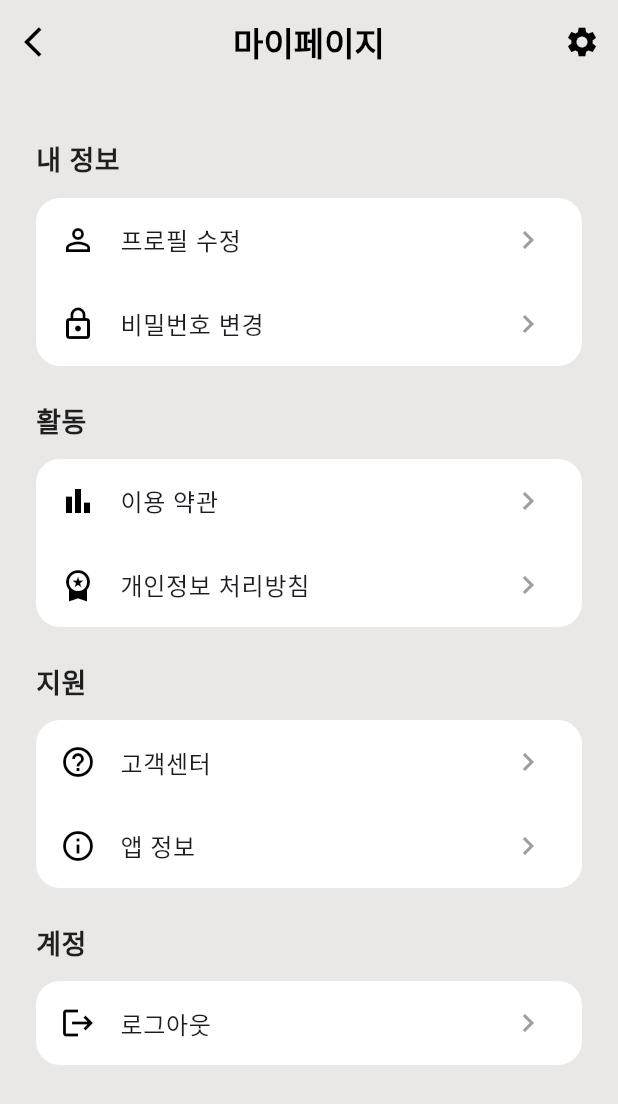
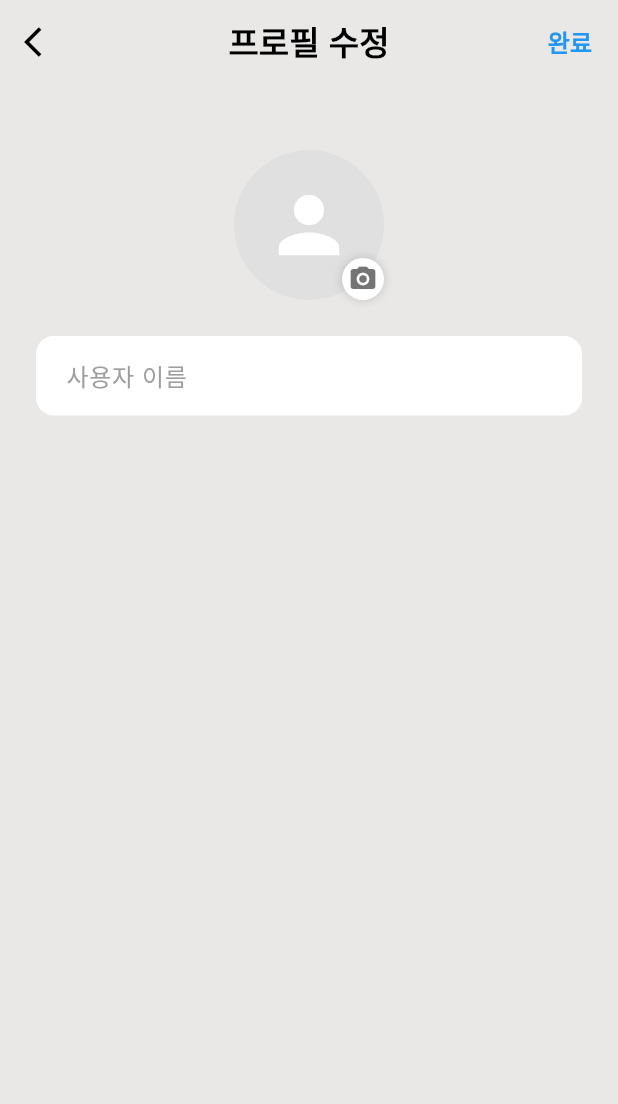
Before and after one commit to dellyu03/uphill, a Flutter app: the ProfileScreen screen opened directly, scrolled down 258 dp, after a tap on "프로필 수정", on a phone screen of 412 x 824 dp. Shown: the top 1104 px of the screen. Run offline on Flutter 3.47's test engine with Material 3 defaults, Android fonts, the light colour scheme and no system bars; our stand-ins replace camera, firebase_auth, firebase_core, google_fonts, google_sign_in, permission_handler and 1 more; accounts and stored records are empty.

Commit message:
feat : 프로필 페이지에서 프로필 수정 버튼을 누르면 사용자 이름고 사진을 수정 할 수 있는 페이지 생성 그 수정된 데이터를 더미 데이터와 연결 성공

```diff
--- /dev/null
+++ b/uphill/lib/screens/profile_edit_screen.dart
@@ -0,0 +1,165 @@
+import 'package:flutter/material.dart';
+import '../theme/app_theme.dart';
+import '../services/dummy_auth_service.dart';
+
+class ProfileEditScreen extends StatefulWidget {
+  const ProfileEditScreen({super.key});
+
+  @override
+  State<ProfileEditScreen> createState() => _ProfileEditScreenState();
+}
+
+class _ProfileEditScreenState extends State<ProfileEditScreen> {
+  final _nameController = TextEditingController();
+  final _authService = DummyAuthService(); // Assuming this is where we get data
+  String? _profileImageUrl;
+
+  @override
+  void initState() {
+    super.initState();
+    final userInfo = _authService.userInfo;
+    _nameController.text = userInfo?['name'] ?? '';
+    _profileImageUrl = userInfo?['picture'];
+  }
+
+  @override
+  void dispose() {
+    _nameController.dispose();
+    super.dispose();
+  }
+
+  @override
+  Widget build(BuildContext context) {
+    final colors = Theme.of(context).extension<UphillColors>()!;
+
+    return Scaffold(
+      backgroundColor: colors.bgMain,
+      appBar: AppBar(
+        backgroundColor: Colors.transparent,
+        elevation: 0,
+        leading: IconButton(
+          icon: const Icon(Icons.arrow_back_ios, color: Colors.black),
+          onPressed: () => Navigator.pop(context),
+        ),
+        title: const Text(
+          '프로필 수정',
+          style: TextStyle(color: Colors.black, fontWeight: FontWeight.bold),
+        ),
+        centerTitle: true,
+        actions: [
+          TextButton(
+            onPressed: () async {
+              await _authService.updateProfile(
+                name: _nameController.text.trim(),
+                picture:
+                    _profileImageUrl, // Send current (or updated) image URL
+              );
+              if (context.mounted) {
+                Navigator.pop(context);
+              }
+            },
+            child: const Text(
+              '완료',
+              style: TextStyle(
+                color: Colors.blue, // Or use a theme color
+                fontWeight: FontWeight.bold,
+                fontSize: 16,
+              ),
+            ),
+          ),
+        ],
+      ),
+      body: SingleChildScrollView(
+        padding: const EdgeInsets.all(24.0),
+        child: Column(
+          children: [
+            const SizedBox(height: 20),
+            Center(
+              child: Stack(
+                children: [
+                  Container(
+                    width: 100,
+                    height: 100,
+                    decoration: BoxDecoration(
+                      color: Colors.grey[300],
+                      shape: BoxShape.circle,
+                    ),
+                    child: _profileImageUrl != null
+                        ? ClipOval(
+                            child: Image.network(
+                              _profileImageUrl!,
+                              width: 100,
+                              height: 100,
+                              fit: BoxFit.cover,
+                              errorBuilder: (context, error, stackTrace) {
+                                return const Icon(
+                                  Icons.person,
+                                  size: 60,
+                                  color: Colors.white,
+                                );
+                              },
+                            ),
+                          )
+                        : const Icon(
+                            Icons.person,
+                            size: 60,
+                            color: Colors.white,
+                          ),
+                  ),
+                  Positioned(
+                    bottom: 0,
+                    right: 0,
+                    child: Container(
+                      padding: const EdgeInsets.all(4),
+                      decoration: const BoxDecoration(
+                        color: Colors.white,
+                        shape: BoxShape.circle,
+                        boxShadow: [
+                          BoxShadow(
+                            color: Colors.black12,
+                            blurRadius: 4,
+                            spreadRadius: 1,
+                          ),
+                        ],
+                      ),
+                      child: const Icon(
+                        Icons.camera_alt,
+                        size: 20,
+                        color: Colors.black54,
+                      ),
+                    ),
+                  ),
+                ],
+              ),
+            ),
+            const SizedBox(height: 24), // Spacing
+            TextField(
+              controller: _nameController,
+              cursorColor: Colors.black,
+              decoration: InputDecoration(
+                labelText: '사용자 이름',
+                labelStyle: const TextStyle(color: Colors.grey),
+                floatingLabelStyle: const TextStyle(color: Colors.black),
+                hintText: '이름을 입력하세요',
+                border: OutlineInputBorder(
+                  borderRadius: BorderRadius.circular(12),
+                  borderSide: BorderSide.none,
+                ),
+                focusedBorder: OutlineInputBorder(
+                  borderRadius: BorderRadius.circular(12),
+                  borderSide: BorderSide.none,
+                ),
+                filled: true,
+                fillColor: Colors.white,
+                contentPadding: const EdgeInsets.symmetric(
+                  horizontal: 16,
+                  vertical: 14,
+                ),
+              ),
+            ),
+          ],
+        ),
+      ),
+    );
+  }
+}
--- a/uphill/lib/screens/profile_screen.dart
+++ b/uphill/lib/screens/profile_screen.dart
@@ -2,10 +2,16 @@ import 'package:flutter/material.dart';
 import '../theme/app_theme.dart';
 import '../services/dummy_auth_service.dart';
 import 'onboarding/login_screen.dart';
+import 'profile_edit_screen.dart';
 
-class ProfileScreen extends StatelessWidget {
+class ProfileScreen extends StatefulWidget {
   const ProfileScreen({super.key});
 
+  @override
+  State<ProfileScreen> createState() => _ProfileScreenState();
+}
+
+class _ProfileScreenState extends State<ProfileScreen> {
   @override
   Widget build(BuildContext context) {
     final colors = Theme.of(context).extension<UphillColors>()!;
@@ -18,22 +24,13 @@ class ProfileScreen extends StatelessWidget {
         surfaceTintColor: Colors.transparent,
         backgroundColor: Colors.transparent,
         elevation: 0,
-        leading: IconButton(
-          icon: const Icon(Icons.arrow_back_ios, color: Colors.black),
-          onPressed: () => Navigator.pop(context),
-        ),
         title: const Text(
           '마이페이지',
           style: TextStyle(color: Colors.black, fontWeight: FontWeight.bold),
         ),
         centerTitle: true,
-        actions: [
-          IconButton(
-            icon: const Icon(Icons.settings, color: Colors.black),
-            onPressed: () {},
-          ),
-        ],
       ),
+
       body: SingleChildScrollView(
         padding: const EdgeInsets.all(24.0),
         child: Column(
@@ -94,7 +91,20 @@ class ProfileScreen extends StatelessWidget {
             ),
             const SizedBox(height: 48),
             _buildSection('내 정보', [
-              _buildListTile(Icons.person_outline, '프로필 수정'),
+              _buildListTile(
+                Icons.person_outline,
+                '프로필 수정',
+                onTap: () async {
+                  await Navigator.push(
+                    context,
+                    MaterialPageRoute(
+                      builder: (context) => const ProfileEditScreen(),
+                    ),
+                  );
+                  // Refresh the profile info after returning
+                  setState(() {});
+                },
+              ),
               _buildListTile(Icons.lock_outline, '비밀번호 변경'),
             ]),
             const SizedBox(height: 24),
--- a/uphill/lib/services/dummy_auth_service.dart
+++ b/uphill/lib/services/dummy_auth_service.dart
@@ -145,6 +145,26 @@ class DummyAuthService {
     }
   }
 
+  /// 프로필 업데이트
+  Future<void> updateProfile({String? name, String? picture}) async {
+    if (_currentUserInfo != null) {
+      if (name != null) _currentUserInfo!['name'] = name;
+      if (picture != null) _currentUserInfo!['picture'] = picture;
+
+      // 더미 DB 업데이트
+      final email = _currentUserInfo!['email'];
+      if (email != null && _dummyUsers.containsKey(email)) {
+        _dummyUsers[email] = Map<String, dynamic>.from(_currentUserInfo!);
+      }
+
+      await _saveAuthData();
+
+      debugPrint('✅ 프로필 업데이트 완료');
+      if (name != null) debugPrint('   - 이름: $name');
+      if (picture != null) debugPrint('   - 사진: $picture');
+    }
+  }
+
   /// 로그아웃
   Future<void> signOut() async {
     _currentUid = null;
```
